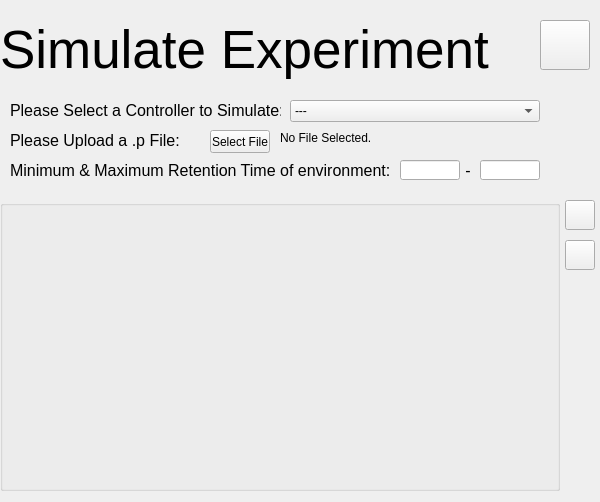
Adam-Tem/vimmsVisualised, file vimmsVisualisedGUI/SimulatePage.ui: the form before one commit.
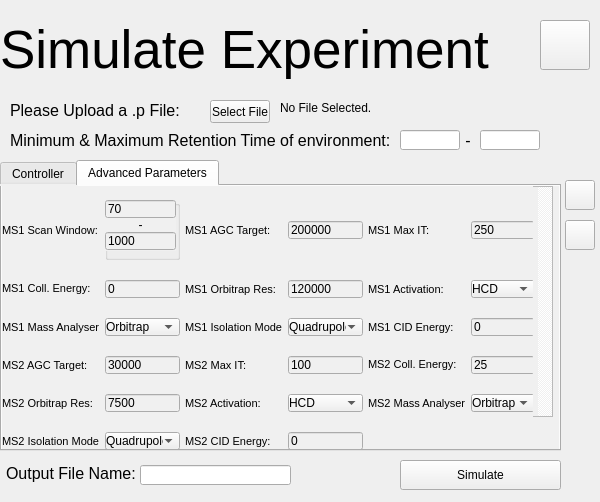
The form after the commit. The open tabs and pages were chosen to show the change.

Commit message: Added advanced parameter selection to simulate page.

The edit to the form file:
```diff
--- a/vimmsVisualisedGUI/SimulatePage.ui
+++ b/vimmsVisualisedGUI/SimulatePage.ui
@@ -47,134 +47,11 @@
     <string/>
    </property>
   </widget>
-  <widget class="QLabel" name="SelectControllerLabel">
-   <property name="geometry">
-    <rect>
-     <x>10</x>
-     <y>100</y>
-     <width>271</width>
-     <height>21</height>
-    </rect>
-   </property>
-   <property name="font">
-    <font>
-     <pointsize>12</pointsize>
-    </font>
-   </property>
-   <property name="text">
-    <string>Please Select a Controller to Simulate:</string>
-   </property>
-  </widget>
-  <widget class="QComboBox" name="ControllerComboBox">
-   <property name="geometry">
-    <rect>
-     <x>290</x>
-     <y>100</y>
-     <width>250</width>
-     <height>22</height>
-    </rect>
-   </property>
-   <item>
-    <property name="text">
-     <string>---</string>
-    </property>
-   </item>
-   <item>
-    <property name="text">
-     <string>TopN Controller</string>
-    </property>
-   </item>
-   <item>
-    <property name="text">
-     <string>TopN Smart ROI Controller</string>
-    </property>
-   </item>
-   <item>
-    <property name="text">
-     <string>Idle Controller (Full Scan)</string>
-    </property>
-   </item>
-   <item>
-    <property name="text">
-     <string>Simple MS1 Controller (Full Scan)</string>
-    </property>
-   </item>
-   <item>
-    <property name="text">
-     <string>TopN ROI Controller</string>
-    </property>
-   </item>
-   <item>
-    <property name="text">
-     <string>TopN Box Model ROI Controller</string>
-    </property>
-   </item>
-   <item>
-    <property name="text">
-     <string>ROI Controller</string>
-    </property>
-   </item>
-   <item>
-    <property name="text">
-     <string>Model ROI Controller</string>
-    </property>
-   </item>
-   <item>
-    <property name="text">
-     <string>Full Prioritisation ROI Controller</string>
-    </property>
-   </item>
-   <item>
-    <property name="text">
-     <string>Targeted Controller</string>
-    </property>
-   </item>
-   <item>
-    <property name="text">
-     <string>Simple Target Controller</string>
-    </property>
-   </item>
-   <item>
-    <property name="text">
-     <string>WeightedDEW Controller</string>
-    </property>
-   </item>
-   <item>
-    <property name="text">
-     <string>Multi Isolation Controller</string>
-    </property>
-   </item>
-   <item>
-    <property name="text">
-     <string>MS2 Planner Controller</string>
-    </property>
-   </item>
-   <item>
-    <property name="text">
-     <string>TopNEXt Controller</string>
-    </property>
-   </item>
-   <item>
-    <property name="text">
-     <string>AIF Controller</string>
-    </property>
-   </item>
-   <item>
-    <property name="text">
-     <string>SWATH Controller</string>
-    </property>
-   </item>
-   <item>
-    <property name="text">
-     <string>DsDA Controller</string>
-    </property>
-   </item>
-  </widget>
   <widget class="QLabel" name="UploadFileLabel">
    <property name="geometry">
     <rect>
      <x>10</x>
-     <y>130</y>
+     <y>100</y>
      <width>271</width>
      <height>21</height>
     </rect>
@@ -192,7 +69,7 @@
    <property name="geometry">
     <rect>
      <x>210</x>
-     <y>130</y>
+     <y>100</y>
      <width>60</width>
      <height>23</height>
     </rect>
@@ -205,7 +82,7 @@
    <property name="geometry">
     <rect>
      <x>280</x>
-     <y>130</y>
+     <y>100</y>
      <width>261</width>
      <height>16</height>
     </rect>
@@ -214,24 +91,11 @@
     <string>No File Selected.</string>
    </property>
   </widget>
-  <widget class="QGroupBox" name="ParamsBox">
-   <property name="geometry">
-    <rect>
-     <x>0</x>
-     <y>200</y>
-     <width>560</width>
-     <height>291</height>
-    </rect>
-   </property>
-   <property name="title">
-    <string/>
-   </property>
-  </widget>
   <widget class="QLabel" name="MinRTLabel">
    <property name="geometry">
     <rect>
      <x>10</x>
-     <y>160</y>
+     <y>130</y>
      <width>401</width>
      <height>21</height>
     </rect>
@@ -249,7 +113,7 @@
    <property name="geometry">
     <rect>
      <x>400</x>
-     <y>160</y>
+     <y>130</y>
      <width>60</width>
      <height>20</height>
     </rect>
@@ -259,7 +123,7 @@
    <property name="geometry">
     <rect>
      <x>480</x>
-     <y>160</y>
+     <y>130</y>
      <width>60</width>
      <height>20</height>
     </rect>
@@ -269,7 +133,7 @@
    <property name="geometry">
     <rect>
      <x>460</x>
-     <y>160</y>
+     <y>130</y>
      <width>16</width>
      <height>21</height>
     </rect>
@@ -290,7 +154,7 @@
    <property name="geometry">
     <rect>
      <x>565</x>
-     <y>200</y>
+     <y>180</y>
      <width>30</width>
      <height>30</height>
     </rect>
@@ -303,7 +167,7 @@
    <property name="geometry">
     <rect>
      <x>565</x>
-     <y>240</y>
+     <y>220</y>
      <width>30</width>
      <height>30</height>
     </rect>
@@ -312,6 +176,883 @@
     <string/>
    </property>
   </widget>
+  <widget class="QTabWidget" name="ParamTabs">
+   <property name="geometry">
+    <rect>
+     <x>0</x>
+     <y>160</y>
+     <width>561</width>
+     <height>291</height>
+    </rect>
+   </property>
+   <property name="sizePolicy">
+    <sizepolicy hsizetype="Fixed" vsizetype="Fixed">
+     <horstretch>0</horstretch>
+     <verstretch>0</verstretch>
+    </sizepolicy>
+   </property>
+   <property name="font">
+    <font>
+     <weight>50</weight>
+     <bold>false</bold>
+    </font>
+   </property>
+   <property name="styleSheet">
+    <string notr="true">padding: 0; 
+background-color: rgb(240, 240, 240);</string>
+   </property>
+   <property name="currentIndex">
+    <number>0</number>
+   </property>
+   <widget class="QWidget" name="ControllerParamTab">
+    <attribute name="title">
+     <string>Controller</string>
+    </attribute>
+    <widget class="QLabel" name="ControllerSelectLabel">
+     <property name="geometry">
+      <rect>
+       <x>10</x>
+       <y>0</y>
+       <width>225</width>
+       <height>20</height>
+      </rect>
+     </property>
+     <property name="font">
+      <font>
+       <pointsize>12</pointsize>
+       <weight>50</weight>
+       <bold>false</bold>
+      </font>
+     </property>
+     <property name="text">
+      <string>Controller for experiment case:</string>
+     </property>
+    </widget>
+    <widget class="QComboBox" name="ControllerComboBox">
+     <property name="geometry">
+      <rect>
+       <x>235</x>
+       <y>0</y>
+       <width>261</width>
+       <height>22</height>
+      </rect>
+     </property>
+     <item>
+      <property name="text">
+       <string>---</string>
+      </property>
+     </item>
+     <item>
+      <property name="text">
+       <string>TopN Controller</string>
+      </property>
+     </item>
+     <item>
+      <property name="text">
+       <string>TopN ROI Controller</string>
+      </property>
+     </item>
+     <item>
+      <property name="text">
+       <string>TopNEX Controller</string>
+      </property>
+     </item>
+     <item>
+      <property name="text">
+       <string>TopN Exclusion Controller</string>
+      </property>
+     </item>
+     <item>
+      <property name="text">
+       <string>Hard ROI Exclusion Controller</string>
+      </property>
+     </item>
+     <item>
+      <property name="text">
+       <string>Intensity ROI Exclusion Controller</string>
+      </property>
+     </item>
+     <item>
+      <property name="text">
+       <string>Non Overlap Controller</string>
+      </property>
+     </item>
+     <item>
+      <property name="text">
+       <string>Intensity Non Overlap Controller</string>
+      </property>
+     </item>
+     <item>
+      <property name="text">
+       <string>DSDA Controller</string>
+      </property>
+     </item>
+     <item>
+      <property name="text">
+       <string>Matching Controller</string>
+      </property>
+     </item>
+    </widget>
+    <widget class="QScrollArea" name="scrollArea">
+     <property name="geometry">
+      <rect>
+       <x>0</x>
+       <y>25</y>
+       <width>551</width>
+       <height>241</height>
+      </rect>
+     </property>
+     <property name="verticalScrollBarPolicy">
+      <enum>Qt::ScrollBarAlwaysOn</enum>
+     </property>
+     <property name="horizontalScrollBarPolicy">
+      <enum>Qt::ScrollBarAlwaysOff</enum>
+     </property>
+     <property name="sizeAdjustPolicy">
+      <enum>QAbstractScrollArea::AdjustToContents</enum>
+     </property>
+     <property name="widgetResizable">
+      <bool>true</bool>
+     </property>
+     <widget class="QWidget" name="scrollAreaWidgetContents">
+      <property name="geometry">
+       <rect>
+        <x>0</x>
+        <y>0</y>
+        <width>536</width>
+        <height>239</height>
+       </rect>
+      </property>
+     </widget>
+    </widget>
+    <widget class="QGroupBox" name="ParamsBox">
+     <property name="geometry">
+      <rect>
+       <x>0</x>
+       <y>25</y>
+       <width>531</width>
+       <height>241</height>
+      </rect>
+     </property>
+     <property name="sizePolicy">
+      <sizepolicy hsizetype="Preferred" vsizetype="Fixed">
+       <horstretch>0</horstretch>
+       <verstretch>0</verstretch>
+      </sizepolicy>
+     </property>
+     <property name="title">
+      <string/>
+     </property>
+    </widget>
+   </widget>
+   <widget class="QWidget" name="AdvancedParamsTab">
+    <attribute name="title">
+     <string>Advanced Parameters</string>
+    </attribute>
+    <widget class="QGroupBox" name="AdvancedParamsGroupBox">
+     <property name="geometry">
+      <rect>
+       <x>0</x>
+       <y>0</y>
+       <width>531</width>
+       <height>290</height>
+      </rect>
+     </property>
+     <property name="sizePolicy">
+      <sizepolicy hsizetype="Fixed" vsizetype="Fixed">
+       <horstretch>0</horstretch>
+       <verstretch>0</verstretch>
+      </sizepolicy>
+     </property>
+     <property name="minimumSize">
+      <size>
+       <width>531</width>
+       <height>290</height>
+      </size>
+     </property>
+     <property name="title">
+      <string/>
+     </property>
+     <widget class="QWidget" name="gridLayoutWidget_2">
+      <property name="geometry">
+       <rect>
+        <x>0</x>
+        <y>0</y>
+        <width>533</width>
+        <height>281</height>
+       </rect>
+      </property>
+      <layout class="QGridLayout" name="gridLayout_2">
+       <property name="sizeConstraint">
+        <enum>QLayout::SetDefaultConstraint</enum>
+       </property>
+       <property name="horizontalSpacing">
+        <number>5</number>
+       </property>
+       <item row="3" column="0">
+        <widget class="QLabel" name="MS2AGCTargetLabel">
+         <property name="font">
+          <font>
+           <pointsize>8</pointsize>
+          </font>
+         </property>
+         <property name="toolTip">
+          <string>automatic gain control target for MS2 scan</string>
+         </property>
+         <property name="text">
+          <string>MS2 AGC Target:</string>
+         </property>
+        </widget>
+       </item>
+       <item row="0" column="1">
+        <widget class="QGroupBox" name="MS1ScanWindowGroupBox">
+         <property name="sizePolicy">
+          <sizepolicy hsizetype="Minimum" vsizetype="Minimum">
+           <horstretch>0</horstretch>
+           <verstretch>0</verstretch>
+          </sizepolicy>
+         </property>
+         <property name="minimumSize">
+          <size>
+           <width>60</width>
+           <height>60</height>
+          </size>
+         </property>
+         <property name="accessibleName">
+          <string>default_ms1_scan_window</string>
+         </property>
+         <property name="title">
+          <string/>
+         </property>
+         <widget class="QWidget" name="verticalLayoutWidget">
+          <property name="geometry">
+           <rect>
+            <x>0</x>
+            <y>0</y>
+            <width>71</width>
+            <height>51</height>
+           </rect>
+          </property>
+          <layout class="QVBoxLayout" name="verticalLayout_2">
+           <property name="spacing">
+            <number>0</number>
+           </property>
+           <item>
+            <widget class="QLineEdit" name="MS1ScanWindowMinTextEdit">
+             <property name="text">
+              <string>70</string>
+             </property>
+            </widget>
+           </item>
+           <item>
+            <widget class="QLabel" name="dashLabel">
+             <property name="sizePolicy">
+              <sizepolicy hsizetype="Preferred" vsizetype="Maximum">
+               <horstretch>0</horstretch>
+               <verstretch>0</verstretch>
+              </sizepolicy>
+             </property>
+             <property name="minimumSize">
+              <size>
+               <width>0</width>
+               <height>10</height>
+              </size>
+             </property>
+             <property name="text">
+              <string>-</string>
+             </property>
+             <property name="alignment">
+              <set>Qt::AlignCenter</set>
+             </property>
+            </widget>
+           </item>
+           <item>
+            <widget class="QLineEdit" name="MS1ScanWindowMaxTextEdit">
+             <property name="text">
+              <string>1000</string>
+             </property>
+             <property name="alignment">
+              <set>Qt::AlignLeading|Qt::AlignLeft|Qt::AlignVCenter</set>
+             </property>
+            </widget>
+           </item>
+          </layout>
+         </widget>
+        </widget>
+       </item>
+       <item row="3" column="5">
+        <widget class="QLineEdit" name="MS2CollisionEnergyTextEdit">
+         <property name="accessibleName">
+          <string>ms2_collision_energy</string>
+         </property>
+         <property name="text">
+          <string>25</string>
+         </property>
+        </widget>
+       </item>
+       <item row="3" column="4">
+        <widget class="QLabel" name="MS2CollisionEnergyLabel">
+         <property name="font">
+          <font>
+           <pointsize>8</pointsize>
+          </font>
+         </property>
+         <property name="toolTip">
+          <string>the collision energy used for MS2 scan</string>
+         </property>
+         <property name="text">
+          <string>&lt;html&gt;&lt;head/&gt;&lt;body&gt;&lt;p&gt;MS2 Coll. Energy:&lt;/p&gt;&lt;/body&gt;&lt;/html&gt;</string>
+         </property>
+        </widget>
+       </item>
+       <item row="2" column="1">
+        <widget class="QComboBox" name="MS1MassAnalyserComboBox">
+         <property name="accessibleName">
+          <string>ms1_mass_analyser</string>
+         </property>
+         <item>
+          <property name="text">
+           <string>Orbitrap</string>
+          </property>
+         </item>
+         <item>
+          <property name="text">
+           <string>IonTrap</string>
+          </property>
+         </item>
+        </widget>
+       </item>
+       <item row="0" column="0">
+        <widget class="QLabel" name="MS1ScanWindowLabel">
+         <property name="font">
+          <font>
+           <pointsize>8</pointsize>
+          </font>
+         </property>
+         <property name="toolTip">
+          <string>the m/z window to perform MS1 scan</string>
+         </property>
+         <property name="text">
+          <string>MS1 Scan Window:</string>
+         </property>
+        </widget>
+       </item>
+       <item row="1" column="0">
+        <widget class="QLabel" name="MS1CollisionEnergyLabel">
+         <property name="font">
+          <font>
+           <pointsize>8</pointsize>
+          </font>
+         </property>
+         <property name="toolTip">
+          <string>the collision energy used for MS1 scan</string>
+         </property>
+         <property name="accessibleName">
+          <string/>
+         </property>
+         <property name="text">
+          <string>&lt;html&gt;&lt;head/&gt;&lt;body&gt;&lt;p&gt;MS1 Coll. Energy:&lt;/p&gt;&lt;/body&gt;&lt;/html&gt;</string>
+         </property>
+        </widget>
+       </item>
+       <item row="1" column="3">
+        <widget class="QLineEdit" name="MS1OrbitrapResolutionTextEdit">
+         <property name="accessibleName">
+          <string>ms1_orbitrap_resolution</string>
+         </property>
+         <property name="text">
+          <string>120000</string>
+         </property>
+        </widget>
+       </item>
+       <item row="0" column="2">
+        <widget class="QLabel" name="MS1AGCTargetLabel">
+         <property name="font">
+          <font>
+           <pointsize>8</pointsize>
+          </font>
+         </property>
+         <property name="toolTip">
+          <string>automatic gain control target for MS1 scan</string>
+         </property>
+         <property name="accessibleName">
+          <string/>
+         </property>
+         <property name="text">
+          <string>MS1 AGC Target:</string>
+         </property>
+        </widget>
+       </item>
+       <item row="4" column="4">
+        <widget class="QLabel" name="MS2MassAnalyserLabel">
+         <property name="font">
+          <font>
+           <pointsize>8</pointsize>
+          </font>
+         </property>
+         <property name="toolTip">
+          <string>the mass analyser to use for MS2 scan, either IonTrap or Orbitrap</string>
+         </property>
+         <property name="text">
+          <string>MS2 Mass Analyser:</string>
+         </property>
+        </widget>
+       </item>
+       <item row="0" column="3">
+        <widget class="QLineEdit" name="MS1AGCTargetTextEdit">
+         <property name="accessibleName">
+          <string>ms1_agc_target</string>
+         </property>
+         <property name="text">
+          <string>200000</string>
+         </property>
+        </widget>
+       </item>
+       <item row="3" column="1">
+        <widget class="QLineEdit" name="MS2AGCTargetTextEdit">
+         <property name="accessibleName">
+          <string>ms2_agc_target</string>
+         </property>
+         <property name="text">
+          <string>30000</string>
+         </property>
+        </widget>
+       </item>
+       <item row="4" column="0">
+        <widget class="QLabel" name="MS2OrbitrapResolutionLabel">
+         <property name="font">
+          <font>
+           <pointsize>8</pointsize>
+          </font>
+         </property>
+         <property name="toolTip">
+          <string>the Orbitrap resolution used for MS2 scan</string>
+         </property>
+         <property name="text">
+          <string>MS2 Orbitrap Res:</string>
+         </property>
+        </widget>
+       </item>
+       <item row="1" column="1">
+        <widget class="QLineEdit" name="MS1CollisionEnergyTextEdit">
+         <property name="accessibleName">
+          <string>ms1_collision_energy</string>
+         </property>
+         <property name="text">
+          <string>0</string>
+         </property>
+        </widget>
+       </item>
+       <item row="4" column="1">
+        <widget class="QLineEdit" name="MS2OrbitrapResolutionTextEdit">
+         <property name="accessibleName">
+          <string>ms2_orbitrap_resolution</string>
+         </property>
+         <property name="text">
+          <string>7500</string>
+         </property>
+        </widget>
+       </item>
+       <item row="2" column="5">
+        <widget class="QLineEdit" name="MS1SourceCidEnergyTextEdit">
+         <property name="accessibleName">
+          <string>ms1_source_cid_energy</string>
+         </property>
+         <property name="text">
+          <string>0</string>
+         </property>
+        </widget>
+       </item>
+       <item row="2" column="3">
+        <widget class="QComboBox" name="MS1IsolationModeComboBox">
+         <property name="sizePolicy">
+          <sizepolicy hsizetype="Minimum" vsizetype="Fixed">
+           <horstretch>0</horstretch>
+           <verstretch>0</verstretch>
+          </sizepolicy>
+         </property>
+         <property name="minimumSize">
+          <size>
+           <width>75</width>
+           <height>0</height>
+          </size>
+         </property>
+         <property name="accessibleName">
+          <string>ms1_isolation_mode</string>
+         </property>
+         <item>
+          <property name="text">
+           <string>Quadrupole</string>
+          </property>
+         </item>
+         <item>
+          <property name="text">
+           <string>IonTrap</string>
+          </property>
+         </item>
+        </widget>
+       </item>
+       <item row="0" column="4">
+        <widget class="QLabel" name="MS1MaxITLabel">
+         <property name="font">
+          <font>
+           <pointsize>8</pointsize>
+          </font>
+         </property>
+         <property name="toolTip">
+          <string>maximum time to acquire ions for MS1 scan</string>
+         </property>
+         <property name="accessibleName">
+          <string/>
+         </property>
+         <property name="text">
+          <string>MS1 Max IT:</string>
+         </property>
+        </widget>
+       </item>
+       <item row="2" column="0">
+        <widget class="QLabel" name="MS1MassAnalyserLabel">
+         <property name="font">
+          <font>
+           <pointsize>8</pointsize>
+          </font>
+         </property>
+         <property name="toolTip">
+          <string>the mass analyser to use for MS1 scan, either IonTrap or Orbitrap</string>
+         </property>
+         <property name="accessibleName">
+          <string/>
+         </property>
+         <property name="text">
+          <string>MS1 Mass Analyser:</string>
+         </property>
+        </widget>
+       </item>
+       <item row="1" column="2">
+        <widget class="QLabel" name="MS1OrbitrapResolutionLabel">
+         <property name="font">
+          <font>
+           <pointsize>8</pointsize>
+          </font>
+         </property>
+         <property name="toolTip">
+          <string>the Orbitrap resolution used for MS1 scan</string>
+         </property>
+         <property name="accessibleName">
+          <string/>
+         </property>
+         <property name="text">
+          <string>MS1 Orbitrap Res:</string>
+         </property>
+        </widget>
+       </item>
+       <item row="0" column="5">
+        <widget class="QLineEdit" name="MS1MaxITTextEdit">
+         <property name="accessibleName">
+          <string>ms1_max_it</string>
+         </property>
+         <property name="text">
+          <string>250</string>
+         </property>
+        </widget>
+       </item>
+       <item row="3" column="3">
+        <widget class="QLineEdit" name="MS2MaxITTextEdit">
+         <property name="accessibleName">
+          <string>ms2_max_it</string>
+         </property>
+         <property name="text">
+          <string>100</string>
+         </property>
+        </widget>
+       </item>
+       <item row="1" column="5">
+        <widget class="QComboBox" name="MS1ActivationTypeComboBox">
+         <property name="accessibleName">
+          <string>ms1_activation_type</string>
+         </property>
+         <item>
+          <property name="text">
+           <string>HCD</string>
+          </property>
+         </item>
+         <item>
+          <property name="text">
+           <string>CID</string>
+          </property>
+         </item>
+        </widget>
+       </item>
+       <item row="4" column="5">
+        <widget class="QComboBox" name="MS2MassAnalyserComboBox">
+         <property name="accessibleName">
+          <string>ms2_mass_analyser</string>
+         </property>
+         <item>
+          <property name="text">
+           <string>Orbitrap</string>
+          </property>
+         </item>
+         <item>
+          <property name="text">
+           <string>IonTrap</string>
+          </property>
+         </item>
+        </widget>
+       </item>
+       <item row="2" column="2">
+        <widget class="QLabel" name="MS1IsolationModeLabel">
+         <property name="font">
+          <font>
+           <pointsize>8</pointsize>
+          </font>
+         </property>
+         <property name="toolTip">
+          <string>the isolation mode for MS1 scan, either None, Quadrupole, IonTrap</string>
+         </property>
+         <property name="accessibleName">
+          <string/>
+         </property>
+         <property name="text">
+          <string>MS1 Isolation Mode:</string>
+         </property>
+        </widget>
+       </item>
+       <item row="1" column="4">
+        <widget class="QLabel" name="MS1ActivationTypeLabel">
+         <property name="font">
+          <font>
+           <pointsize>8</pointsize>
+          </font>
+         </property>
+         <property name="toolTip">
+          <string>the activation type for MS1 scan, either CID or HCD</string>
+         </property>
+         <property name="accessibleName">
+          <string/>
+         </property>
+         <property name="text">
+          <string>MS1 Activation:</string>
+         </property>
+        </widget>
+       </item>
+       <item row="4" column="2">
+        <widget class="QLabel" name="MS2ActivationTypeLabel">
+         <property name="font">
+          <font>
+           <pointsize>8</pointsize>
+          </font>
+         </property>
+         <property name="toolTip">
+          <string>the activation type for MS2 scan, either CID or HCD</string>
+         </property>
+         <property name="text">
+          <string>MS2 Activation:</string>
+         </property>
+        </widget>
+       </item>
+       <item row="2" column="4">
+        <widget class="QLabel" name="MS1SourceCidEnergyLabel">
+         <property name="font">
+          <font>
+           <pointsize>8</pointsize>
+          </font>
+         </property>
+         <property name="toolTip">
+          <string>source CID energy</string>
+         </property>
+         <property name="accessibleName">
+          <string>ms1_cid_energy</string>
+         </property>
+         <property name="text">
+          <string>MS1 CID Energy:</string>
+         </property>
+        </widget>
+       </item>
+       <item row="3" column="2">
+        <widget class="QLabel" name="MS2MaxITLabel">
+         <property name="font">
+          <font>
+           <pointsize>8</pointsize>
+          </font>
+         </property>
+         <property name="toolTip">
+          <string>maximum time to acquire ions for MS2 scan</string>
+         </property>
+         <property name="accessibleName">
+          <string/>
+         </property>
+         <property name="text">
+          <string>MS2 Max IT:</string>
+         </property>
+        </widget>
+       </item>
+       <item row="4" column="3">
+        <widget class="QComboBox" name="MS2ActivationTypeComboBox">
+         <property name="accessibleName">
+          <string>ms2_activation_type</string>
+         </property>
+         <item>
+          <property name="text">
+           <string>HCD</string>
+          </property>
+         </item>
+         <item>
+          <property name="text">
+           <string>CID</string>
+          </property>
+         </item>
+        </widget>
+       </item>
+       <item row="5" column="0">
+        <widget class="QLabel" name="MS2IsolationModeLabel">
+         <property name="font">
+          <font>
+           <pointsize>8</pointsize>
+          </font>
+         </property>
+         <property name="toolTip">
+          <string>the isolation mode for MS2 scan, either None, Quadrupole, IonTrap</string>
+         </property>
+         <property name="text">
+          <string>MS2 Isolation Mode:</string>
+         </property>
+        </widget>
+       </item>
+       <item row="5" column="1">
+        <widget class="QComboBox" name="MS2IsolationModeComboBox">
+         <property name="sizePolicy">
+          <sizepolicy hsizetype="Minimum" vsizetype="Fixed">
+           <horstretch>0</horstretch>
+           <verstretch>0</verstretch>
+          </sizepolicy>
+         </property>
+         <property name="minimumSize">
+          <size>
+           <width>75</width>
+           <height>0</height>
+          </size>
+         </property>
+         <property name="accessibleName">
+          <string>ms2_isolation_mode</string>
+         </property>
+         <item>
+          <property name="text">
+           <string>Quadrupole</string>
+          </property>
+         </item>
+         <item>
+          <property name="text">
+           <string>IonTrap</string>
+          </property>
+         </item>
+        </widget>
+       </item>
+       <item row="5" column="2">
+        <widget class="QLabel" name="MS2SourceCidEnergyLabel">
+         <property name="font">
+          <font>
+           <pointsize>8</pointsize>
+          </font>
+         </property>
+         <property name="toolTip">
+          <string>source CID energy</string>
+         </property>
+         <property name="text">
+          <string>MS2 CID Energy:</string>
+         </property>
+        </widget>
+       </item>
+       <item row="5" column="3">
+        <widget class="QLineEdit" name="MS2SourceCidEnergyTextEdit">
+         <property name="accessibleName">
+          <string>ms2_source_cid_energy</string>
+         </property>
+         <property name="text">
+          <string>0</string>
+         </property>
+        </widget>
+       </item>
+      </layout>
+     </widget>
+    </widget>
+    <widget class="QScrollArea" name="AdvancedParamsScrollArea">
+     <property name="geometry">
+      <rect>
+       <x>0</x>
+       <y>0</y>
+       <width>551</width>
+       <height>231</height>
+      </rect>
+     </property>
+     <property name="verticalScrollBarPolicy">
+      <enum>Qt::ScrollBarAlwaysOn</enum>
+     </property>
+     <property name="horizontalScrollBarPolicy">
+      <enum>Qt::ScrollBarAlwaysOff</enum>
+     </property>
+     <property name="sizeAdjustPolicy">
+      <enum>QAbstractScrollArea::AdjustToContents</enum>
+     </property>
+     <property name="widgetResizable">
+      <bool>true</bool>
+     </property>
+     <widget class="QWidget" name="scrollAreaWidgetContents_2">
+      <property name="geometry">
+       <rect>
+        <x>0</x>
+        <y>0</y>
+        <width>536</width>
+        <height>229</height>
+       </rect>
+      </property>
+     </widget>
+    </widget>
+    <zorder>AdvancedParamsScrollArea</zorder>
+    <zorder>AdvancedParamsGroupBox</zorder>
+   </widget>
+  </widget>
+  <widget class="QPushButton" name="SimulateButton">
+   <property name="geometry">
+    <rect>
+     <x>400</x>
+     <y>460</y>
+     <width>161</width>
+     <height>30</height>
+    </rect>
+   </property>
+   <property name="text">
+    <string>Simulate</string>
+   </property>
+  </widget>
+  <widget class="QLabel" name="OutputFileLabel">
+   <property name="geometry">
+    <rect>
+     <x>6</x>
+     <y>463</y>
+     <width>131</width>
+     <height>21</height>
+    </rect>
+   </property>
+   <property name="font">
+    <font>
+     <pointsize>12</pointsize>
+    </font>
+   </property>
+   <property name="text">
+    <string>Output File Name:</string>
+   </property>
+  </widget>
+  <widget class="QLineEdit" name="OutputFileTextEdit">
+   <property name="geometry">
+    <rect>
+     <x>140</x>
+     <y>465</y>
+     <width>151</width>
+     <height>20</height>
+    </rect>
+   </property>
+  </widget>
  </widget>
  <resources/>
  <connections/>
```
The commit also changes 19 other files.
